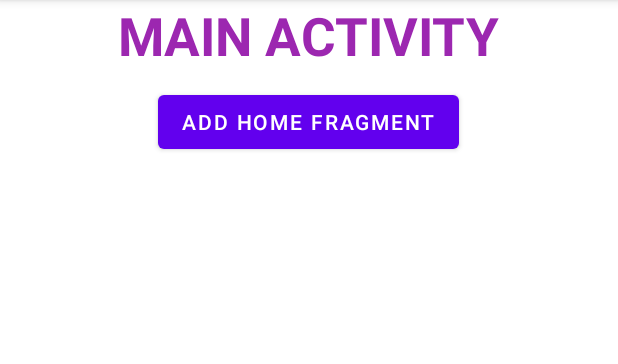
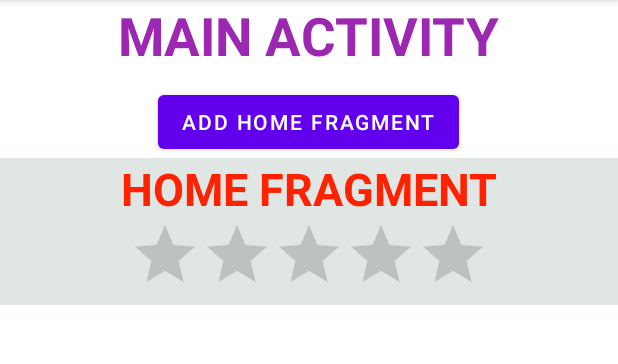
Before and after one commit to phamtanphat/BottomNavigation12102022, an Android app: the screen it shows after launch (MainActivity), on a phone screen of 412 x 824 dp, the part 84-448 px from its top. Run offline under Robolectric (Android 15) with nearby library versions, the phone set to English and light mode, and no system bars.

Commit message:
share view model

```diff
--- a/app/src/main/java/com/example/bottomnavigation12102022/HomeFragment.java
+++ b/app/src/main/java/com/example/bottomnavigation12102022/HomeFragment.java
@@ -5,7 +5,10 @@ import android.os.Bundle;
 import androidx.annotation.NonNull;
 import androidx.annotation.Nullable;
 import androidx.fragment.app.Fragment;
+import androidx.lifecycle.Observer;
+import androidx.lifecycle.ViewModelProvider;
 
+import android.util.Log;
 import android.view.LayoutInflater;
 import android.view.View;
 import android.view.ViewGroup;
@@ -14,6 +17,7 @@ import android.widget.RatingBar;
 public class HomeFragment extends Fragment {
 
     RatingBar ratingBar;
+    ShareViewModel shareViewModel;
 
     @Override
     public View onCreateView(LayoutInflater inflater, ViewGroup container, Bundle savedInstanceState) {
@@ -25,8 +29,17 @@ public class HomeFragment extends Fragment {
     @Override
     public void onViewCreated(@NonNull View view, @Nullable Bundle savedInstanceState) {
         super.onViewCreated(view, savedInstanceState);
+        shareViewModel = new ViewModelProvider(requireActivity()).get(ShareViewModel.class);
 
-        Float numberStar = getArguments().getFloat("rating");
-        ratingBar.setRating(numberStar);
+        Log.d("BBB", "Fragment " + shareViewModel);
+        shareViewModel.getRatingLiveData().observe(getViewLifecycleOwner(), new Observer<Float>() {
+            @Override
+            public void onChanged(Float rating) {
+                if (rating != null) {
+                    ratingBar.setRating(rating);
+                }
+            }
+        });
     }
+
 }
--- /dev/null
+++ b/app/src/main/java/com/example/bottomnavigation12102022/ShareViewModel.java
@@ -0,0 +1,20 @@
+package com.example.bottomnavigation12102022;
+
+import androidx.lifecycle.LiveData;
+import androidx.lifecycle.MutableLiveData;
+import androidx.lifecycle.ViewModel;
+
+/**
+ * Created by pphat on 2/15/2023.
+ */
+public class ShareViewModel extends ViewModel {
+    private MutableLiveData<Float> ratingLiveData = new MutableLiveData<>();
+
+    public LiveData<Float> getRatingLiveData() {
+        return ratingLiveData;
+    }
+
+    public void setRatingLiveData(Float rating) {
+        ratingLiveData.setValue(rating);
+    }
+}
--- a/app/src/main/res/layout/activity_main.xml
+++ b/app/src/main/res/layout/activity_main.xml
@@ -25,6 +25,13 @@
         android:layout_width="wrap_content"
         android:layout_height="wrap_content"/>
 
+    <fragment
+        tools:layout="@layout/fragment_home"
+        android:name="com.example.bottomnavigation12102022.HomeFragment"
+        android:id="@+id/fragment_home"
+        android:layout_width="match_parent"
+        android:layout_height="wrap_content"/>
+
     <LinearLayout
         android:layout_marginTop="10dp"
         android:orientation="vertical"
```
Also changed, not shown: app/src/main/java/com/example/bottomnavigation12102022/MainActivity.java (+10 -5 lines).
